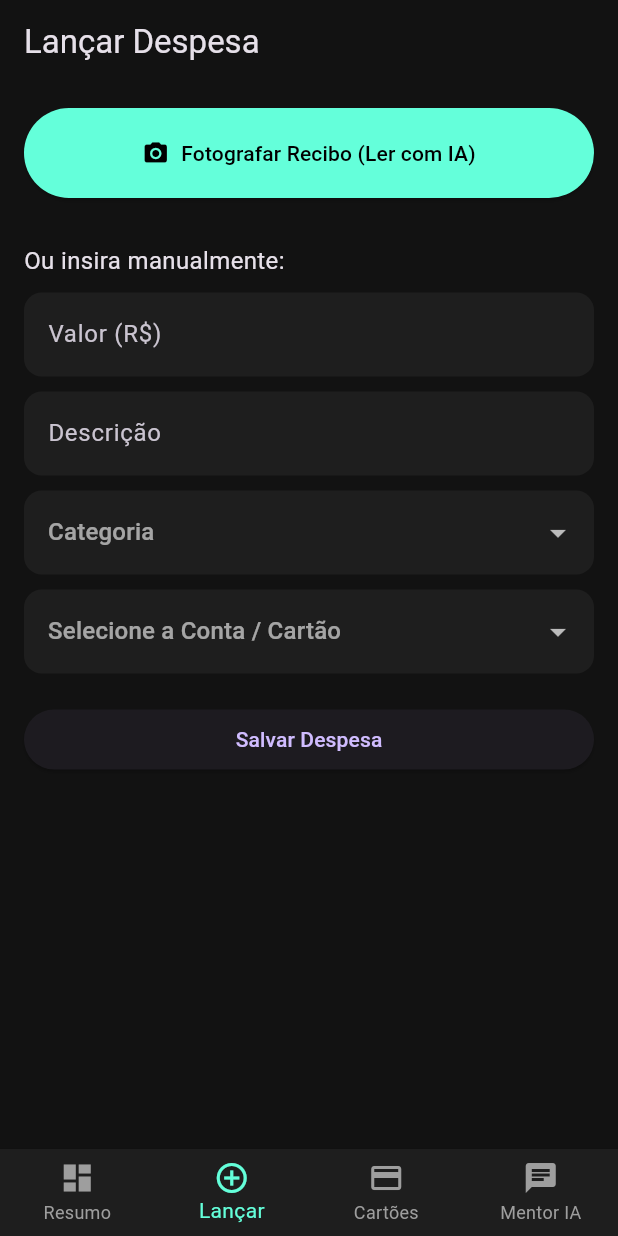
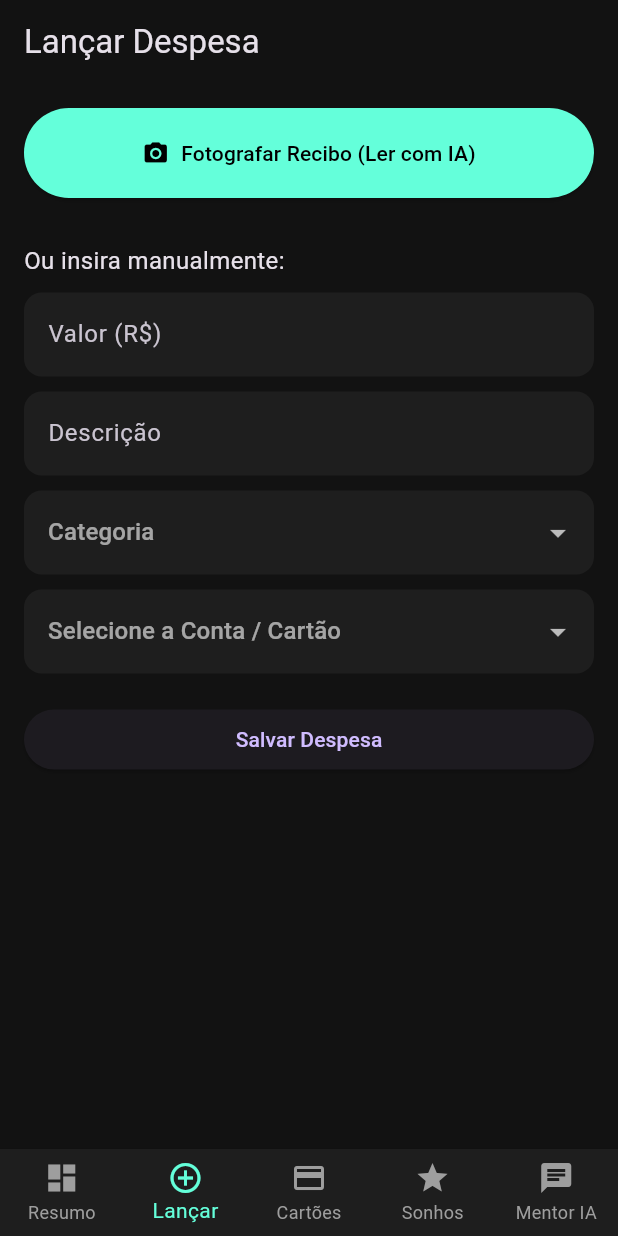
Before and after one commit to gilleal10/poupaai, a Flutter app: the MainScreen screen opened directly, item 2 of the bottom bar chosen, after a tap on "Fotografar Recibo (Ler com IA)", on a phone screen of 412 x 824 dp. Run offline on Flutter 3.47's test engine with Material 3 defaults, Android fonts, the phone set to English and light mode, and no system bars; our stand-ins replace fl_chart.

Commit message:
Add files via upload

```diff
--- a/frontend/lib/main.dart
+++ b/frontend/lib/main.dart
@@ -4,6 +4,7 @@ import 'screens/expense_entry_screen.dart';
 import 'screens/credit_cards_screen.dart';
 import 'screens/ai_chat_screen.dart';
 import 'screens/login_screen.dart';
+import 'screens/dreams_screen.dart';
 
 void main() {
   runApp(const PoupaaiApp());
@@ -44,6 +45,7 @@ class _MainScreenState extends State<MainScreen> {
     const DashboardScreen(),
     const ExpenseEntryScreen(),
     const CreditCardsScreen(),
+    const DreamsScreen(),
     const AIChatScreen(),
   ];
 
@@ -66,6 +68,7 @@ class _MainScreenState extends State<MainScreen> {
           BottomNavigationBarItem(icon: Icon(Icons.dashboard), label: 'Resumo'),
           BottomNavigationBarItem(icon: Icon(Icons.add_circle_outline), label: 'Lançar'),
           BottomNavigationBarItem(icon: Icon(Icons.credit_card), label: 'Cartões'),
+          BottomNavigationBarItem(icon: Icon(Icons.star), label: 'Sonhos'),
           BottomNavigationBarItem(icon: Icon(Icons.chat), label: 'Mentor IA'),
         ],
       ),
--- a/frontend/lib/screens/dashboard_screen.dart
+++ b/frontend/lib/screens/dashboard_screen.dart
@@ -13,6 +13,32 @@ class DashboardScreen extends StatelessWidget {
         child: Column(
           crossAxisAlignment: CrossAxisAlignment.stretch,
           children: [
+            // Gamification Score
+            Container(
+              padding: const EdgeInsets.all(16),
+              decoration: BoxDecoration(
+                gradient: const LinearGradient(colors: [Color(0xFF29A87C), Color(0xFF1E1E1E)]),
+                borderRadius: BorderRadius.circular(16),
+              ),
+              child: Row(
+                children: [
+                  const Icon(Icons.star, color: Colors.amber, size: 36),
+                  const SizedBox(width: 12),
+                  const Expanded(
+                    child: Column(
+                      crossAxisAlignment: CrossAxisAlignment.start,
+                      children: [
+                        Text('Nível: Investidor Ouro', style: TextStyle(color: Colors.white, fontWeight: FontWeight.bold, fontSize: 16)),
+                        Text('850 / 1000 XP', style: TextStyle(color: Colors.white70, fontSize: 12)),
+                      ],
+                    ),
+                  ),
+                  const Icon(Icons.arrow_forward_ios, color: Colors.white54, size: 16),
+                ],
+              ),
+            ),
+            const SizedBox(height: 20),
+
             // Row of Top Cards
             Row(
               children: [
--- a/frontend/lib/screens/expense_entry_screen.dart
+++ b/frontend/lib/screens/expense_entry_screen.dart
@@ -1,7 +1,61 @@
 import 'package:flutter/material.dart';
+import 'package:flutter/services.dart';
 
-class ExpenseEntryScreen extends StatelessWidget {
+class ExpenseEntryScreen extends StatefulWidget {
   const ExpenseEntryScreen({super.key});
+
+  @override
+  State<ExpenseEntryScreen> createState() => _ExpenseEntryScreenState();
+}
+
+class _ExpenseEntryScreenState extends State<ExpenseEntryScreen> {
+  final TextEditingController _valorController = TextEditingController();
+  final TextEditingController _descController = TextEditingController();
+  bool _clipboardChecked = false;
+
+  @override
+  void initState() {
+    super.initState();
+    WidgetsBinding.instance.addPostFrameCallback((_) {
+      _checkClipboardForPix();
+    });
+  }
+
+  Future<void> _checkClipboardForPix() async {
+    if (_clipboardChecked) return;
+    _clipboardChecked = true;
+
+    ClipboardData? data = await Clipboard.getData(Clipboard.kTextPlain);
+    if (data != null && data.text != null) {
+      String text = data.text!;
+      if (text.contains("R\$") || text.toLowerCase().contains("pix")) {
+        RegExp regExp = RegExp(r"(\d+[\.,]\d{2})");
+        var match = regExp.firstMatch(text);
+        if (match != null) {
+          String valueFound = match.group(0)!;
+
+          if (!mounted) return;
+          ScaffoldMessenger.of(context).showSnackBar(
+            SnackBar(
+              content: Text('Valor de R\$ $valueFound detectado copiado. Deseja registrar?'),
+              action: SnackBarAction(
+                label: 'SIM',
+                textColor: Colors.tealAccent,
+                onPressed: () {
+                  setState(() {
+                    _valorController.text = valueFound;
+                    _descController.text = "Pix Automático";
+                  });
+                },
+              ),
+              behavior: SnackBarBehavior.floating,
+              backgroundColor: const Color(0xFF1E1E1E),
+            ),
+          );
+        }
+      }
+    }
+  }
 
   @override
   Widget build(BuildContext context) {
@@ -20,15 +74,13 @@ class ExpenseEntryScreen extends StatelessWidget {
                 backgroundColor: Colors.tealAccent,
                 foregroundColor: Colors.black,
               ),
-              onPressed: () {
-                // Aqui vai a chamada para ImagePicker().pickImage(source: ImageSource.camera)
-                // E o envio para /api/upload-receipt
-              },
+              onPressed: () {},
             ),
             const SizedBox(height: 30),
             const Text('Ou insira manualmente:', style: TextStyle(fontSize: 16)),
             const SizedBox(height: 10),
             TextField(
+              controller: _valorController,
               decoration: InputDecoration(
                 labelText: 'Valor (R\$)',
                 filled: true,
@@ -39,6 +91,7 @@ class ExpenseEntryScreen extends StatelessWidget {
             ),
             const SizedBox(height: 10),
             TextField(
+              controller: _descController,
               decoration: InputDecoration(
                 labelText: 'Descrição',
                 filled: true,
```
Also changed, not shown: frontend/lib/screens/ai_chat_screen.dart (+23 -1 lines), frontend/lib/screens/dreams_screen.dart (added, +66 -0 lines), 3 other files.
